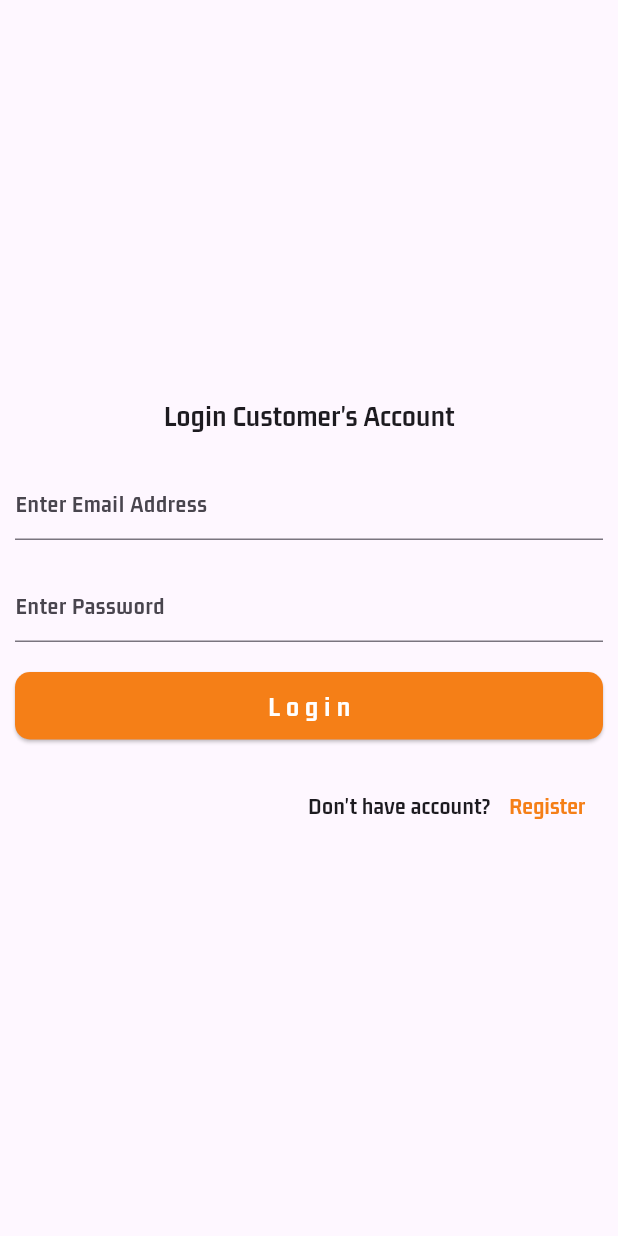
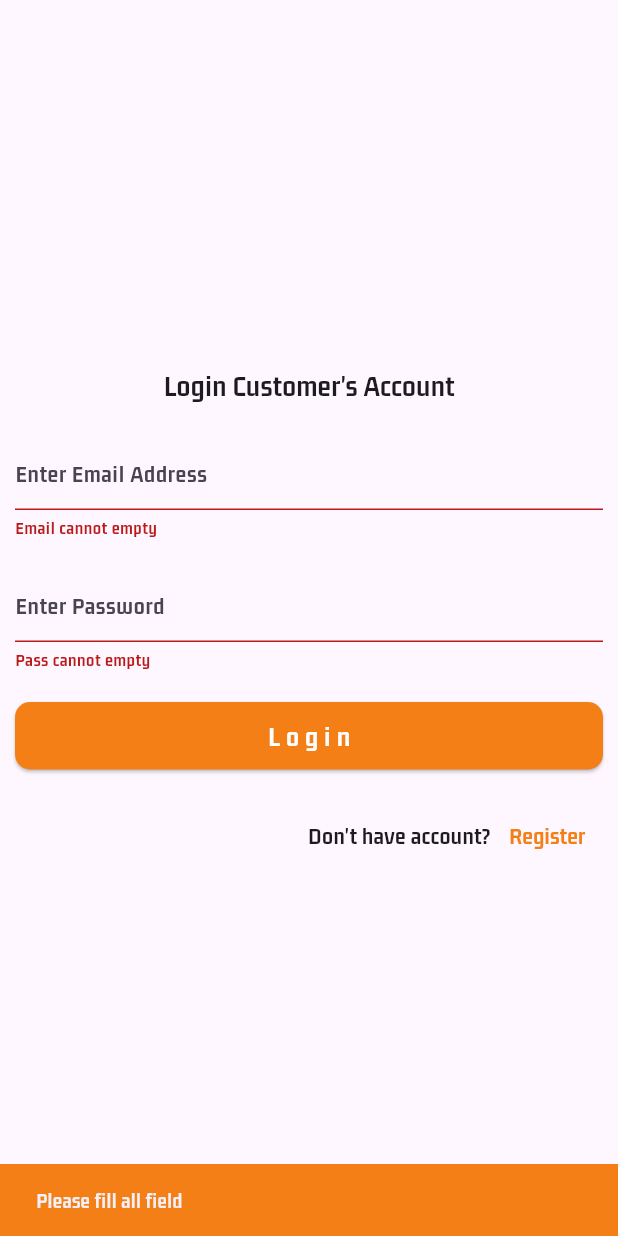
Before and after one commit to QuocHuy78035/ecommerce_app, a Flutter app: the screen it shows after launch, after a tap on "Login", on a phone screen of 412 x 824 dp. Run offline on Flutter 3.47's test engine with Material 3 defaults, Android fonts, the phone set to English and light mode, and no system bars; our stand-ins replace cloud_firestore, firebase_auth, firebase_core, flutter_svg; accounts and stored records are empty.

Commit message:
done login controller

```diff
--- a/lib/controllers/auth_controller.dart
+++ b/lib/controllers/auth_controller.dart
@@ -22,14 +22,16 @@ class AuthController {
         res = "Create account success";
 
         //save to firestore
-        await _firebaseFirestore.collection("buyers").doc(userCredential.user?.uid).set({
-          'email' : email,
-          'fullName' : fullName,
-          'phoneNumber' : phoneNumber,
-          'buyerId' : userCredential.user?.uid,
-          'address' : ''
+        await _firebaseFirestore
+            .collection("buyers")
+            .doc(userCredential.user?.uid)
+            .set({
+          'email': email,
+          'fullName': fullName,
+          'phoneNumber': phoneNumber,
+          'buyerId': userCredential.user?.uid,
+          'address': ''
         });
-
       } else {
         res = "Please fill all fields";
       }
@@ -38,4 +40,21 @@ class AuthController {
     }
     return res;
   }
+
+  Future<String> loginUser(String email, String pass) async {
+    String res = "Some error";
+    try {
+      if (email.isNotEmpty && pass.isNotEmpty) {
+        await _firebaseAuth.signInWithEmailAndPassword(
+          email: email,
+          password: pass,
+        );
+        res = "Login Success";
+      }else{
+        res = "Please fill all field";
+      }
+    } catch (e) {
+      print(e.toString());
+    }return res;
+  }
 }
--- a/lib/views/auth/login_screen.dart
+++ b/lib/views/auth/login_screen.dart
@@ -1,14 +1,57 @@
+import 'package:ecomerce_app/controllers/auth_controller.dart';
 import 'package:ecomerce_app/views/auth/register_screen.dart';
+import 'package:ecomerce_app/views/buyer/main_screen.dart';
 import 'package:flutter/material.dart';
 
-class LoginScreen extends StatelessWidget {
+import '../../utils/show_snackbar.dart';
+
+class LoginScreen extends StatefulWidget {
   const LoginScreen({super.key});
+
+  @override
+  State<LoginScreen> createState() => _LoginScreenState();
+}
+
+class _LoginScreenState extends State<LoginScreen> {
+  final AuthController authController = AuthController();
+  final GlobalKey<FormState> _key = GlobalKey<FormState>();
+  late String email = '';
+  late String pass = '';
+  bool isLoading = false;
+
+  loginsUser() async {
+    if (_key.currentState!.validate()) {
+      setState(() {
+        isLoading = true;
+      });
+      String res = await authController.loginUser(email, pass).whenComplete((){
+        setState(() {
+          isLoading = false;
+        });
+      });
+      if (res != "Login Success") {
+        return showSnackBar(context, "Login Fail");
+      } else {
+        showSnackBar(context, res);
+        return Navigator.pushReplacement(
+          context,
+          MaterialPageRoute(
+            builder: (context) => const MainScreen(),
+          ),
+        );
+      }
+    } else {
+      return showSnackBar(context, "Please fill all field");
+    }
+  }
 
   @override
   Widget build(BuildContext context) {
     return Scaffold(
       body: Padding(
         padding: const EdgeInsets.symmetric(horizontal: 10),
+        child: Form(
+          key: _key,
           child: Column(
             mainAxisAlignment: MainAxisAlignment.center,
             children: [
@@ -23,6 +66,16 @@ class LoginScreen extends StatelessWidget {
                 height: 20,
               ),
               TextFormField(
+                onChanged: (value) {
+                  email = value;
+                },
+                validator: (value) {
+                  if (value!.isEmpty) {
+                    return "Email cannot empty";
+                  } else {
+                    return null;
+                  }
+                },
                 decoration:
                     const InputDecoration(hintText: "Enter Email Address"),
               ),
@@ -30,6 +83,16 @@ class LoginScreen extends StatelessWidget {
                 height: 20,
               ),
               TextFormField(
+                onChanged: (value) {
+                  pass = value;
+                },
+                validator: (value) {
+                  if (value!.isEmpty) {
+                    return "Pass cannot empty";
+                  } else {
+                    return null;
+                  }
+                },
                 decoration: const InputDecoration(hintText: "Enter Password"),
               ),
               const SizedBox(
@@ -43,7 +106,9 @@ class LoginScreen extends StatelessWidget {
                       backgroundColor: Colors.yellow.shade900,
                       shape: RoundedRectangleBorder(
                           borderRadius: BorderRadius.circular(10))),
-                onPressed: () {},
+                  onPressed: () {
+                    loginsUser();
+                  },
                   child: const Text(
                     "Login",
                     style: TextStyle(
@@ -70,14 +135,14 @@ class LoginScreen extends StatelessWidget {
                       Navigator.push(
                         context,
                         MaterialPageRoute(
-                        builder: (context) => RegisterScreen(),
+                          builder: (context) => const RegisterScreen(),
                         ),
                       );
                     },
                     child: Text(
                       "Register",
-                    style:
-                        TextStyle(color: Colors.yellow.shade900, fontSize: 16),
+                      style: TextStyle(
+                          color: Colors.yellow.shade900, fontSize: 16),
                     ),
                   )
                 ],
@@ -85,6 +150,7 @@ class LoginScreen extends StatelessWidget {
             ],
           ),
         ),
+      ),
     );
   }
 }
```
Also changed, not shown: lib/views/auth/register_screen.dart (+22 -7 lines). Lines whose indentation alone changed are shown as unchanged.
